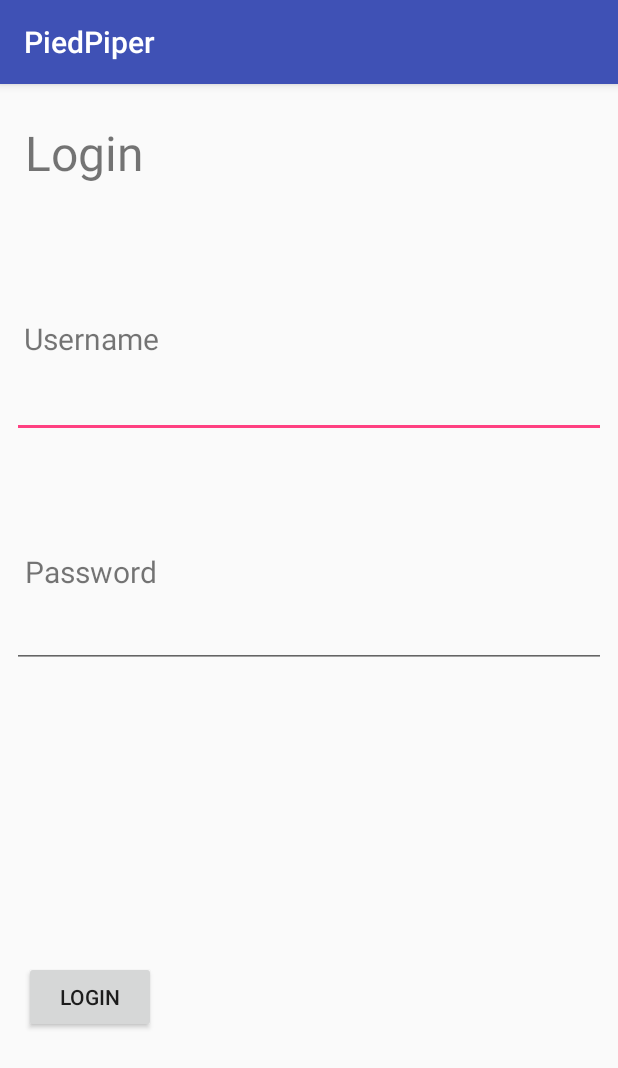
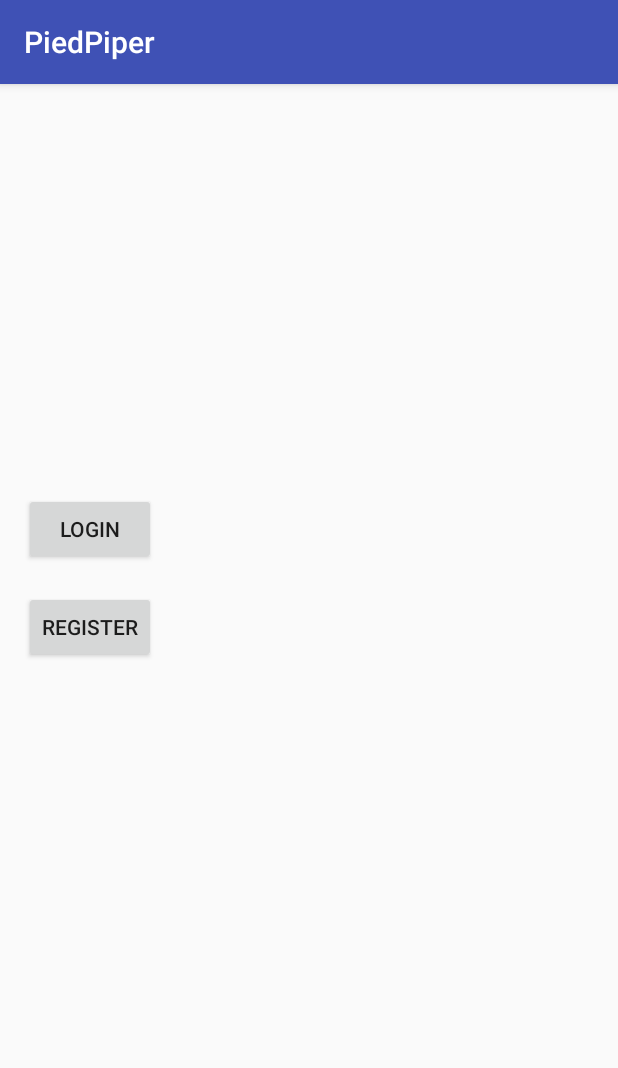
Before and after one commit to rajmera3/PiedPiper, an Android app: the screen it shows after launch (LoginActivity before the commit, SplashScreenActivity after it), on a phone screen of 412 x 824 dp. Shown: the top 1068 px of the screen. Run offline under Robolectric (Android 15) with nearby library versions, the phone set to English and light mode, and no system bars.

Commit message:
added a SplashScreen, register button, cancel button, and a logout button

```diff
--- a/app/src/main/AndroidManifest.xml
+++ b/app/src/main/AndroidManifest.xml
@@ -9,13 +9,15 @@
         android:roundIcon="@mipmap/ic_launcher_round"
         android:supportsRtl="true"
         android:theme="@style/AppTheme">
-        <activity android:name=".LoginActivity">
+        <activity android:name=".SplashScreenActivity">
             <intent-filter>
                 <action android:name="android.intent.action.MAIN" />
 
                 <category android:name="android.intent.category.LAUNCHER" />
             </intent-filter>
         </activity>
+        <activity android:name=".LoginActivity">
+        </activity>
         <activity android:name=".MainActivity">
         </activity>
     </application>
--- /dev/null
+++ b/app/src/main/java/com/piedpiper/SplashScreenActivity.java
@@ -0,0 +1,37 @@
+package com.piedpiper;
+
+import android.content.DialogInterface;
+import android.content.Intent;
+import android.support.v7.app.AlertDialog;
+import android.support.v7.app.AppCompatActivity;
+import android.os.Bundle;
+import android.view.View;
+import android.widget.Button;
+
+/**
+ * Created by pbokey on 9/25/17.
+ */
+
+public class SplashScreenActivity extends AppCompatActivity {
+
+    protected void onCreate(Bundle savedInstanceState) {
+        super.onCreate(savedInstanceState);
+        setContentView(R.layout.activity_splashscreen);
+
+        Button loginButton = (Button) findViewById(R.id.login_button_id);
+        Button registerButton = (Button) findViewById(R.id.register_button_id);
+        loginButton.setOnClickListener(new View.OnClickListener() {
+            public void onClick(View v) {
+                Intent intent = new Intent(getBaseContext(), LoginActivity.class);
+                startActivity(intent);
+            }
+        });
+
+        registerButton.setOnClickListener(new View.OnClickListener() {
+            public void onClick(View v) {
+                Intent intent = new Intent(getBaseContext(), LoginActivity.class);
+                startActivity(intent);
+            }
+        });
+    }
+}
--- /dev/null
+++ b/app/src/main/res/layout/activity_splashscreen.xml
@@ -0,0 +1,35 @@
+<?xml version="1.0" encoding="utf-8"?>
+<android.support.constraint.ConstraintLayout xmlns:android="http://schemas.android.com/apk/res/android"
+    xmlns:app="http://schemas.android.com/apk/res-auto"
+    xmlns:tools="http://schemas.android.com/tools"
+    android:layout_width="match_parent"
+    android:layout_height="match_parent"
+    tools:context="com.piedpiper.SplashScreenActivity">
+
+    <Button
+        android:id="@+id/login_button_id"
+        android:layout_height="wrap_content"
+        android:layout_width="wrap_content"
+        android:text="Login"
+        tools:layout_constraintBottom_creator="1"
+        android:layout_marginStart="16dp"
+        app:layout_constraintBottom_toBottomOf="parent"
+        tools:layout_constraintLeft_creator="1"
+        android:layout_marginBottom="447dp"
+        app:layout_constraintLeft_toLeftOf="parent"
+        android:layout_marginLeft="16dp" />
+
+    <Button
+        android:id="@+id/register_button_id"
+        android:layout_height="wrap_content"
+        android:layout_width="wrap_content"
+        android:text="Register"
+        tools:layout_constraintBottom_creator="1"
+        android:layout_marginStart="16dp"
+        app:layout_constraintBottom_toBottomOf="parent"
+        tools:layout_constraintLeft_creator="1"
+        android:layout_marginBottom="382dp"
+        app:layout_constraintLeft_toLeftOf="parent"
+        android:layout_marginLeft="16dp" />
+
+</android.support.constraint.ConstraintLayout>
```
Also changed, not shown: app/src/main/java/com/piedpiper/LoginActivity.java (+9 -1 lines), app/src/main/java/com/piedpiper/MainActivity.java (+11 -0 lines), app/src/main/res/layout/activity_login.xml (+14 -0 lines), app/src/main/res/layout/activity_main.xml (+13 -0 lines), 4 other files.
